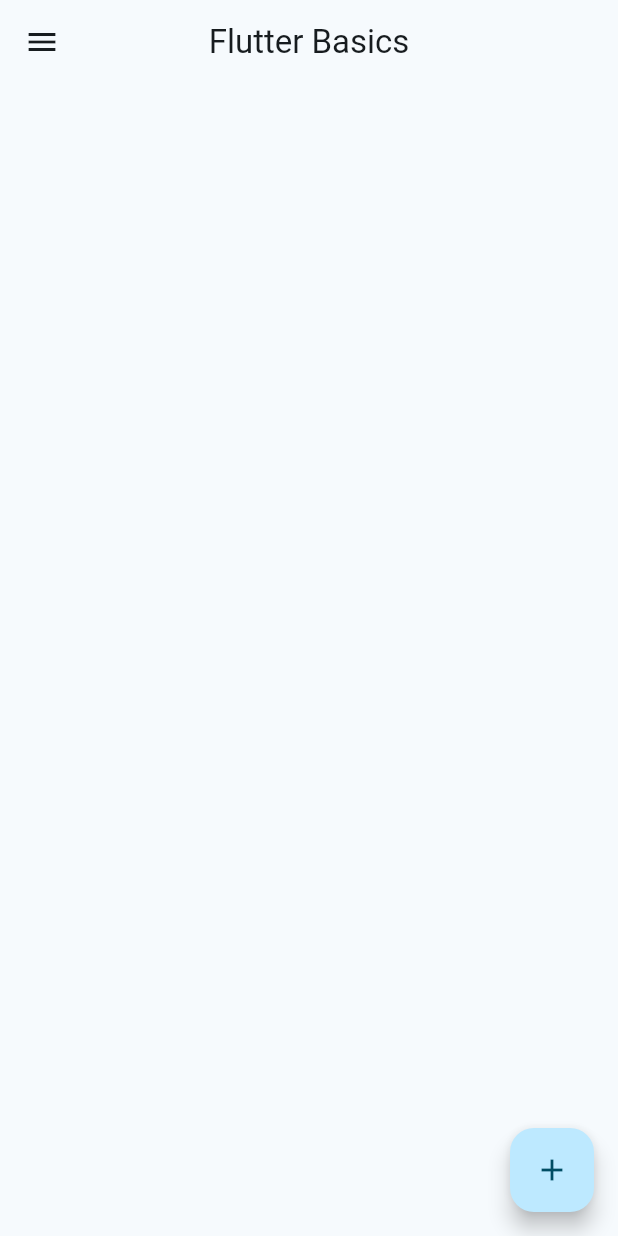
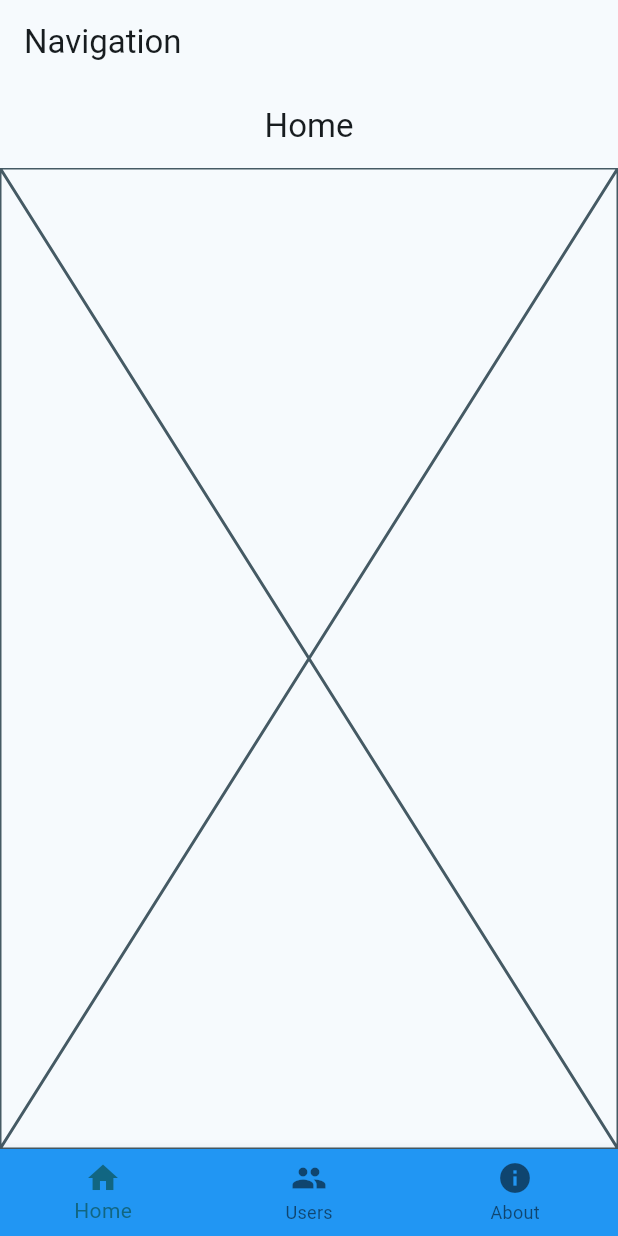
Before and after one commit to ravenpdev/flutter_basics, a Flutter app: the screen it shows after launch, on a phone screen of 412 x 824 dp. Run offline on Flutter 3.47's test engine with Material 2 defaults, Android fonts, the phone set to English and light mode, and no system bars.

Commit message:
Basic navigation using BottomNavigatorBar

```diff
--- /dev/null
+++ b/lib/about/about_screen.dart
@@ -0,0 +1,16 @@
+import 'package:flutter/material.dart';
+
+class AboutScreen extends StatelessWidget {
+  const AboutScreen({super.key});
+
+  @override
+  Widget build(BuildContext context) {
+    return Scaffold(
+      appBar: AppBar(
+        title: const Text('About'),
+        centerTitle: true,
+      ),
+      body: const Placeholder(),
+    );
+  }
+}
--- /dev/null
+++ b/lib/home/home_screen.dart
@@ -0,0 +1,16 @@
+import 'package:flutter/material.dart';
+
+class HomeScreen extends StatelessWidget {
+  const HomeScreen({super.key});
+
+  @override
+  Widget build(BuildContext context) {
+    return Scaffold(
+      appBar: AppBar(
+        title: const Text('Home'),
+        centerTitle: true,
+      ),
+      body: const Placeholder(),
+    );
+  }
+}
--- a/lib/main.dart
+++ b/lib/main.dart
@@ -1,4 +1,5 @@
 import 'package:flutter/material.dart';
+import 'package:flutter_basics/shared/root_bottom_navigation/root_bottom_navigation.dart';
 
 void main() {
   runApp(const MyApp());
@@ -17,37 +18,7 @@ class MyApp extends StatelessWidget {
         colorScheme: ColorScheme.fromSeed(seedColor: Colors.blueGrey),
         useMaterial3: true,
       ),
-      home: Scaffold(
-        appBar: AppBar(
-          title: const Text('Flutter Basics'),
-          centerTitle: true,
-        ),
-        body: Container(),
-        floatingActionButton: FloatingActionButton(
-          onPressed: () {},
-          child: const Icon(Icons.add),
-        ),
-        drawer: Drawer(
-          child: ListView(
-            padding: EdgeInsets.zero,
-            children: [
-              const DrawerHeader(
-                child: Text(
-                  'Drawer Header',
-                ),
-              ),
-              ListTile(
-                title: const Text('Item 1'),
-                onTap: () {},
-              ),
-              ListTile(
-                title: const Text('Item 2'),
-                onTap: () {},
-              )
-            ],
-          ),
-        ),
-      ),
+      home: const RootBottomNavigation(),
     );
   }
 }
--- /dev/null
+++ b/lib/profile/profile_screen.dart
@@ -0,0 +1,16 @@
+import 'package:flutter/material.dart';
+
+class ProfileScreen extends StatelessWidget {
+  const ProfileScreen({super.key});
+
+  @override
+  Widget build(BuildContext context) {
+    return Scaffold(
+      appBar: AppBar(
+        title: const Text('Profile'),
+        centerTitle: true,
+      ),
+      body: const Placeholder(),
+    );
+  }
+}
--- /dev/null
+++ b/lib/shared/root_bottom_navigation/root_bottom_navigation.dart
@@ -0,0 +1,50 @@
+import 'package:flutter/material.dart';
+import 'package:flutter_basics/about/about_screen.dart';
+import 'package:flutter_basics/home/home_screen.dart';
+import 'package:flutter_basics/profile/profile_screen.dart';
+
+class RootBottomNavigation extends StatefulWidget {
+  const RootBottomNavigation({super.key});
+
+  @override
+  State<RootBottomNavigation> createState() => _RootBottomNavigationState();
+}
+
+class _RootBottomNavigationState extends State<RootBottomNavigation> {
+  int _currentIndex = 0;
+
+  @override
+  Widget build(BuildContext context) {
+    return Scaffold(
+      appBar: AppBar(title: const Text('Navigation')),
+      body: IndexedStack(
+        index: _currentIndex,
+        children: const [
+          HomeScreen(),
+          ProfileScreen(),
+          AboutScreen(),
+        ],
+      ),
+      bottomNavigationBar: BottomNavigationBar(
+        backgroundColor: Colors.blue,
+        onTap: (index) {
+          setState(() {
+            _currentIndex = index;
+          });
+        },
+        currentIndex: _currentIndex,
+        items: const [
+          BottomNavigationBarItem(icon: Icon(Icons.home), label: 'Home'),
+          BottomNavigationBarItem(
+            icon: Icon(Icons.group),
+            label: 'Users',
+          ),
+          BottomNavigationBarItem(
+            icon: Icon(Icons.info),
+            label: 'About',
+          ),
+        ],
+      ),
+    );
+  }
+}
```
